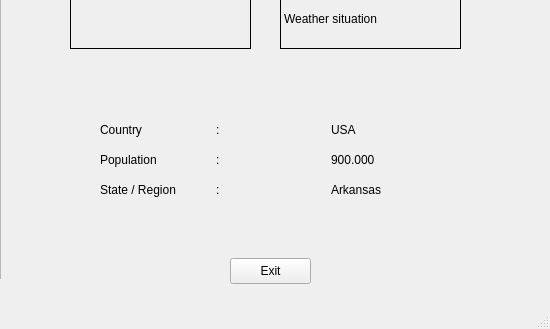
The window that weather_main.ui (melikkekaya/Weather_App) describes before a commit, drawn with Qt 5; both pictures show x 450 to 1000 and y 421 to 750 of the 1000 by 750 pixel window.
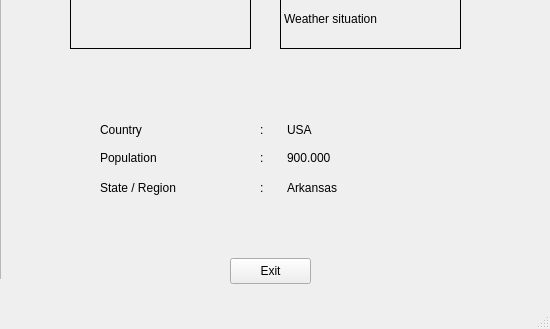
The same window after the commit. Icons and pictures are not drawn.

Patch:
```diff
--- a/weather_main.ui
+++ b/weather_main.ui
@@ -163,6 +163,12 @@
     <layout class="QGridLayout" name="gridLayout">
      <item row="2" column="1">
       <widget class="QLabel" name="label_2">
+       <property name="maximumSize">
+        <size>
+         <width>21</width>
+         <height>16777215</height>
+        </size>
+       </property>
        <property name="text">
         <string>:</string>
        </property>
@@ -177,6 +183,12 @@
      </item>
      <item row="1" column="1">
       <widget class="QLabel" name="label">
+       <property name="maximumSize">
+        <size>
+         <width>16777215</width>
+         <height>21</height>
+        </size>
+       </property>
        <property name="text">
         <string>:</string>
        </property>
@@ -205,6 +217,18 @@
      </item>
      <item row="0" column="1">
       <widget class="QLabel" name="label_3">
+       <property name="minimumSize">
+        <size>
+         <width>21</width>
+         <height>23</height>
+        </size>
+       </property>
+       <property name="maximumSize">
+        <size>
+         <width>21</width>
+         <height>23</height>
+        </size>
+       </property>
        <property name="text">
         <string>:</string>
        </property>
```
